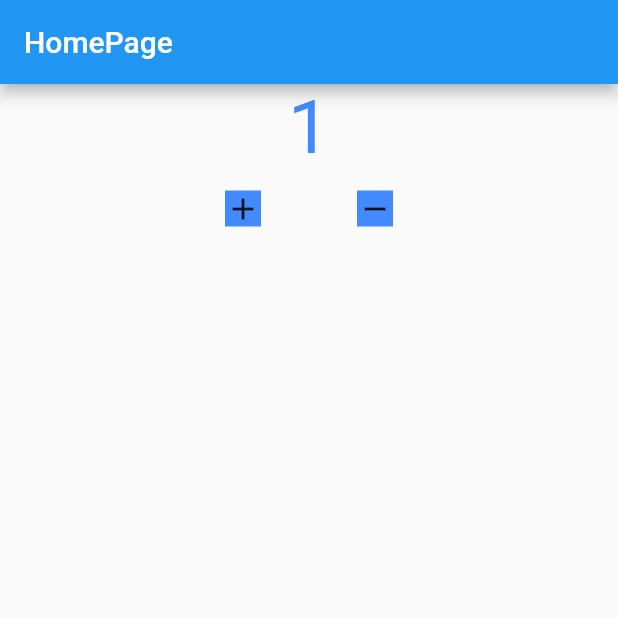
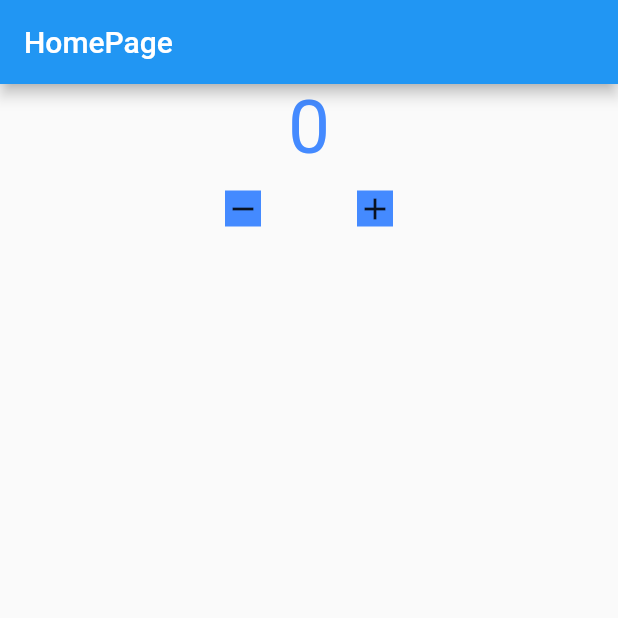
Before and after one commit to ravipoudel555/blocStateManagement, a Flutter app: the screen it shows after launch, on a phone screen of 412 x 824 dp, the top half of it. Run offline on Flutter 3.47's test engine with Material 2 defaults, Android fonts, the phone set to English and light mode, and no system bars; our stand-ins replace bloc, flutter_bloc.

Commit message:
feat: add cubit basic logic and ui with BlocBuilder

```diff
--- /dev/null
+++ b/lib/logic/cubit/counter_cubit.dart
@@ -0,0 +1,10 @@
+import 'package:bloc/bloc.dart';
+
+part 'counter_state.dart';
+
+class CounterCubit extends Cubit<CounterState> {
+  CounterCubit() : super(CounterState(counterValue: 0));
+
+  void increment() => emit(CounterState(counterValue: state.counterValue + 1));
+  void decrement() => emit(CounterState(counterValue: state.counterValue - 1));
+}
--- /dev/null
+++ b/lib/logic/cubit/counter_state.dart
@@ -0,0 +1,8 @@
+part of 'counter_cubit.dart';
+
+class CounterState {
+  int counterValue;
+  CounterState({
+    required this.counterValue,
+  });
+}
--- a/lib/main.dart
+++ b/lib/main.dart
@@ -1,6 +1,8 @@
+import 'package:bloc_flutter/logic/cubit/counter_cubit.dart';
 import 'package:bloc_flutter/presentation/screens/home_screen.dart';
 
 import 'package:flutter/material.dart';
+import 'package:flutter_bloc/flutter_bloc.dart';
 
 void main() {
   runApp(MyApp());
@@ -9,12 +11,15 @@ void main() {
 class MyApp extends StatelessWidget {
   @override
   Widget build(BuildContext context) {
-    return MaterialApp(
-      title: 'Bloc Practice',
-      theme: ThemeData(
-        primarySwatch: Colors.blue,
+    return BlocProvider(
+      create: (context) => CounterCubit(),
+      child: MaterialApp(
+        title: 'Bloc Practice',
+        theme: ThemeData(
+          primarySwatch: Colors.blue,
+        ),
+        home: HomeScreen(title: 'HomePage'),
       ),
-      home: HomeScreen(title: 'HomePage'),
     );
   }
 }
--- a/lib/presentation/screens/home_screen.dart
+++ b/lib/presentation/screens/home_screen.dart
@@ -1,4 +1,6 @@
+import 'package:bloc_flutter/logic/cubit/counter_cubit.dart';
 import 'package:flutter/material.dart';
+import 'package:flutter_bloc/flutter_bloc.dart';
 
 const TextStyle kFontStyle = TextStyle(
   fontSize: 50,
@@ -19,9 +21,13 @@ class HomeScreen extends StatelessWidget {
       body: Center(
         child: Column(
           children: [
-            Text(
-              '1',
-              style: kFontStyle,
+            BlocBuilder<CounterCubit, CounterState>(
+              builder: (context, state) {
+                return Text(
+                  state.counterValue.toString(),
+                  style: kFontStyle,
+                );
+              },
             ),
             Row(
               mainAxisAlignment: MainAxisAlignment.center,
@@ -29,16 +35,20 @@ class HomeScreen extends StatelessWidget {
                 MaterialButton(
                   child: Container(
                     color: Colors.blueAccent,
-                    child: Icon(Icons.add),
+                    child: Icon(Icons.remove),
                   ),
-                  onPressed: () {},
+                  onPressed: () {
+                    BlocProvider.of<CounterCubit>(context).decrement();
+                  },
                 ),
                 MaterialButton(
                   child: Container(
                     color: Colors.blueAccent,
-                    child: Icon(Icons.remove),
+                    child: Icon(Icons.add),
                   ),
-                  onPressed: () {},
+                  onPressed: () {
+                    BlocProvider.of<CounterCubit>(context).increment();
+                  },
                 ),
               ],
             ),
```
